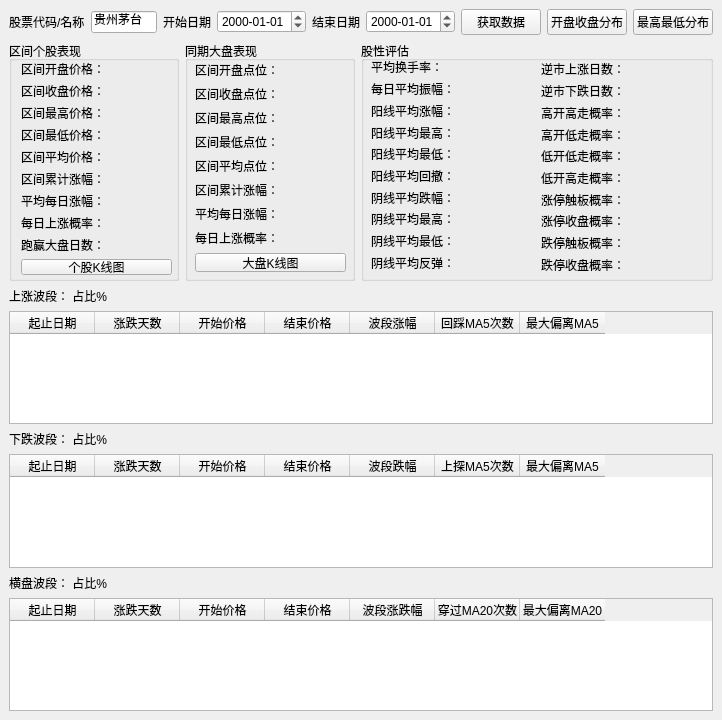
Before: the Qt Designer form QtDesign/StockAnalyzer.ui in victor647/QuantumStockTrade, drawn with Qt 5.
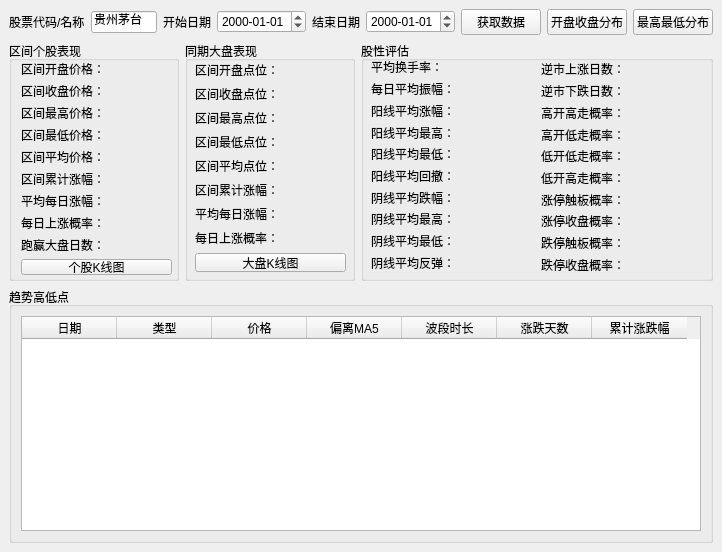
After: the same form once the commit is applied.

Commit message: 高低点分析

```diff
--- a/QtDesign/StockAnalyzer.ui
+++ b/QtDesign/StockAnalyzer.ui
@@ -7,7 +7,7 @@
     <x>0</x>
     <y>0</y>
     <width>722</width>
-    <height>720</height>
+    <height>552</height>
    </rect>
   </property>
   <property name="windowTitle">
@@ -780,168 +780,62 @@
      </layout>
     </item>
     <item>
-     <widget class="QLabel" name="lblUpTrendInfo">
+     <widget class="QGroupBox" name="grpHighLowPoints">
       <property name="font">
        <font>
-        <family>Helvetica</family>
         <pointsize>9</pointsize>
        </font>
       </property>
-      <property name="text">
-       <string>上涨波段： 占比%</string>
+      <property name="title">
+       <string>趋势高低点</string>
       </property>
-     </widget>
-    </item>
+      <layout class="QHBoxLayout" name="horizontalLayout_3">
     <item>
-     <widget class="QTableWidget" name="tblUpTrendHistory">
+        <widget class="QTableWidget" name="tblHighLowPoints">
+         <property name="editTriggers">
+          <set>QAbstractItemView::NoEditTriggers</set>
+         </property>
       <attribute name="horizontalHeaderDefaultSectionSize">
-       <number>85</number>
+          <number>95</number>
       </attribute>
       <column>
        <property name="text">
-        <string>起止日期</string>
+           <string>日期</string>
        </property>
       </column>
       <column>
        <property name="text">
-        <string>涨跌天数</string>
+           <string>类型</string>
        </property>
       </column>
       <column>
        <property name="text">
-        <string>开始价格</string>
+           <string>价格</string>
        </property>
       </column>
       <column>
        <property name="text">
-        <string>结束价格</string>
+           <string>偏离MA5</string>
        </property>
       </column>
       <column>
        <property name="text">
-        <string>波段涨幅</string>
+           <string>波段时长</string>
        </property>
       </column>
       <column>
        <property name="text">
-        <string>回踩MA5次数</string>
-       </property>
-      </column>
-      <column>
-       <property name="text">
-        <string>最大偏离MA5</string>
-       </property>
-      </column>
-     </widget>
-    </item>
-    <item>
-     <widget class="QLabel" name="lblDownTrendInfo">
-      <property name="font">
-       <font>
-        <family>Helvetica</family>
-        <pointsize>9</pointsize>
-       </font>
-      </property>
-      <property name="text">
-       <string>下跌波段： 占比%</string>
-      </property>
-     </widget>
-    </item>
-    <item>
-     <widget class="QTableWidget" name="tblDownTrendHistory">
-      <attribute name="horizontalHeaderDefaultSectionSize">
-       <number>85</number>
-      </attribute>
-      <column>
-       <property name="text">
-        <string>起止日期</string>
-       </property>
-      </column>
-      <column>
-       <property name="text">
         <string>涨跌天数</string>
        </property>
       </column>
       <column>
        <property name="text">
-        <string>开始价格</string>
-       </property>
-      </column>
-      <column>
-       <property name="text">
-        <string>结束价格</string>
-       </property>
-      </column>
-      <column>
-       <property name="text">
-        <string>波段跌幅</string>
-       </property>
-      </column>
-      <column>
-       <property name="text">
-        <string>上探MA5次数</string>
-       </property>
-      </column>
-      <column>
-       <property name="text">
-        <string>最大偏离MA5</string>
-       </property>
-      </column>
-     </widget>
-    </item>
-    <item>
-     <widget class="QLabel" name="lblFlatTrendInfo">
-      <property name="font">
-       <font>
-        <family>Helvetica</family>
-        <pointsize>9</pointsize>
-       </font>
-      </property>
-      <property name="text">
-       <string>横盘波段： 占比%</string>
-      </property>
-     </widget>
-    </item>
-    <item>
-     <widget class="QTableWidget" name="tblFlatTrendHistory">
-      <attribute name="horizontalHeaderDefaultSectionSize">
-       <number>85</number>
-      </attribute>
-      <column>
-       <property name="text">
-        <string>起止日期</string>
-       </property>
-      </column>
-      <column>
-       <property name="text">
-        <string>涨跌天数</string>
-       </property>
-      </column>
-      <column>
-       <property name="text">
-        <string>开始价格</string>
-       </property>
-      </column>
-      <column>
-       <property name="text">
-        <string>结束价格</string>
-       </property>
-      </column>
-      <column>
-       <property name="text">
-        <string>波段涨跌幅</string>
-       </property>
-      </column>
-      <column>
-       <property name="text">
-        <string>穿过MA20次数</string>
-       </property>
-      </column>
-      <column>
-       <property name="text">
-        <string>最大偏离MA20</string>
-       </property>
-      </column>
+           <string>累计涨跌幅</string>
+          </property>
+         </column>
+        </widget>
+       </item>
+      </layout>
      </widget>
     </item>
    </layout>
```
Lines whose indentation alone changed are shown as unchanged. The commit also changes 3 other files.
